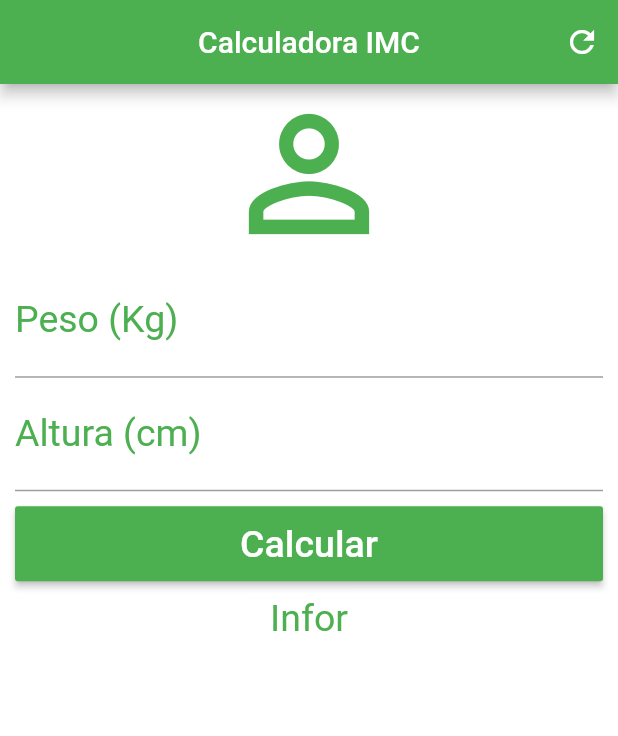
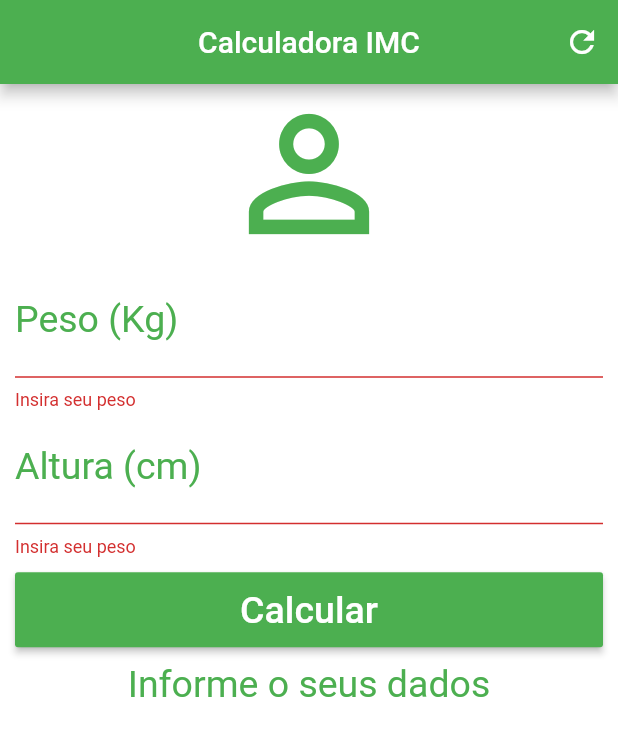
Before and after one commit to cristianmayco/imc_calculadora, a Flutter app: the screen it shows after launch, after a tap on "Calcular", on a phone screen of 412 x 824 dp. Shown: the top 736 px of the screen. Run offline on Flutter 3.47's test engine with Material 2 defaults, Android fonts, the phone set to English and light mode, and no system bars.

```diff
--- a/lib/main.dart
+++ b/lib/main.dart
@@ -12,6 +12,43 @@ class Home extends StatefulWidget {
 }
 
 class _HomeState extends State<Home> {
+  TextEditingController weightController = TextEditingController();
+  TextEditingController heightController = TextEditingController();
+  String _infoText = "Informe o seus dados";
+
+  GlobalKey<FormState> _formKey = GlobalKey<FormState>();
+
+  void _resetFields() {
+    weightController.text = "";
+    heightController.text = "";
+    setState(() {
+      _infoText = "Informe o seus dados";
+      _formKey = GlobalKey<FormState>();
+    });
+  }
+
+  void _calcular() {
+    setState(() {
+      double weight = double.parse(weightController.text);
+      double height = double.parse(heightController.text) / 100;
+      double imc = weight / (height * height);
+      debugPrint("$imc");
+      if (imc < 18.6) {
+        _infoText = "Abaixo do peso: ${imc.toStringAsPrecision(4)}";
+      } else if (imc >= 18.6 && imc < 24.9) {
+        _infoText = "Peso ideal ${imc.toStringAsPrecision(4)}";
+      } else if (imc >= 24.9 && imc < 29.9) {
+        _infoText = "Acima do peso ideal ${imc.toStringAsPrecision(4)}";
+      } else if (imc >= 29.9 && imc < 34.9) {
+        _infoText = "Obesidade grau I ${imc.toStringAsPrecision(4)}";
+      } else if (imc >= 34.9 && imc < 39.9) {
+        _infoText = "Obesidade grau II ${imc.toStringAsPrecision(4)}";
+      } else if (imc >= 40.0) {
+        _infoText = "Obesidade grau III ${imc.toStringAsPrecision(4)}";
+      }
+    });
+  }
+
   @override
   Widget build(BuildContext context) {
     return Scaffold(
@@ -22,18 +59,26 @@ class _HomeState extends State<Home> {
           actions: [
             IconButton(
               icon: Icon(Icons.refresh),
-              onPressed: () {},
+              onPressed: _resetFields,
             )
           ],
         ),
         backgroundColor: Colors.white,
         body: SingleChildScrollView(
             padding: EdgeInsets.fromLTRB(10, 0, 10, 0),
+            child: Form(
+              key: _formKey,
               child: Column(
                 crossAxisAlignment: CrossAxisAlignment.stretch,
                 children: [
                   Icon(Icons.person_outline, size: 120.0, color: Colors.green),
-              TextField(
+                  TextFormField(
+                    validator: (value) {
+                      if (value.isEmpty) {
+                        return "Insira seu peso";
+                      }
+                    },
+                    controller: weightController,
                     keyboardType: TextInputType.number,
                     decoration: InputDecoration(
                         labelText: "Peso (Kg)",
@@ -41,7 +86,13 @@ class _HomeState extends State<Home> {
                     textAlign: TextAlign.center,
                     style: TextStyle(color: Colors.green, fontSize: 25.0),
                   ),
-              TextField(
+                  TextFormField(
+                    validator: (value) {
+                      if (value.isEmpty) {
+                        return "Insira seu peso";
+                      }
+                    },
+                    controller: heightController,
                     keyboardType: TextInputType.number,
                     decoration: InputDecoration(
                         labelText: "Altura (cm)",
@@ -54,21 +105,26 @@ class _HomeState extends State<Home> {
                     child: Container(
                       height: 50.0,
                       child: RaisedButton(
-                      onPressed: () {},
+                          onPressed: () {
+                            if (_formKey.currentState.validate()) {
+                              _calcular();
+                            }
+                          },
                           child: Text(
                             "Calcular",
-                        style: TextStyle(color: Colors.white, fontSize: 25.0),
+                            style:
+                                TextStyle(color: Colors.white, fontSize: 25.0),
                           ),
                           color: Colors.green),
                     ),
                   ),
                   Text(
-                "Infor",
+                    _infoText,
                     textAlign: TextAlign.center,
                     style: TextStyle(color: Colors.green, fontSize: 25.0),
                   ),
                 ],
               ),
-        ));
+            )));
   }
 }
```
Lines whose indentation alone changed are shown as unchanged.
